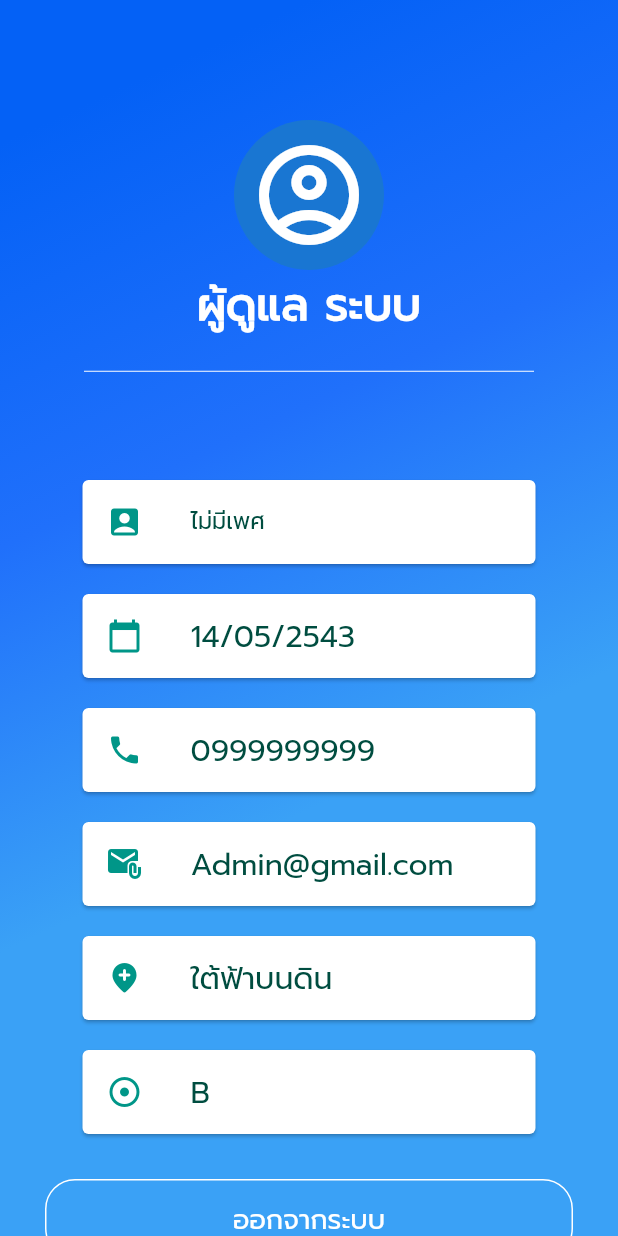
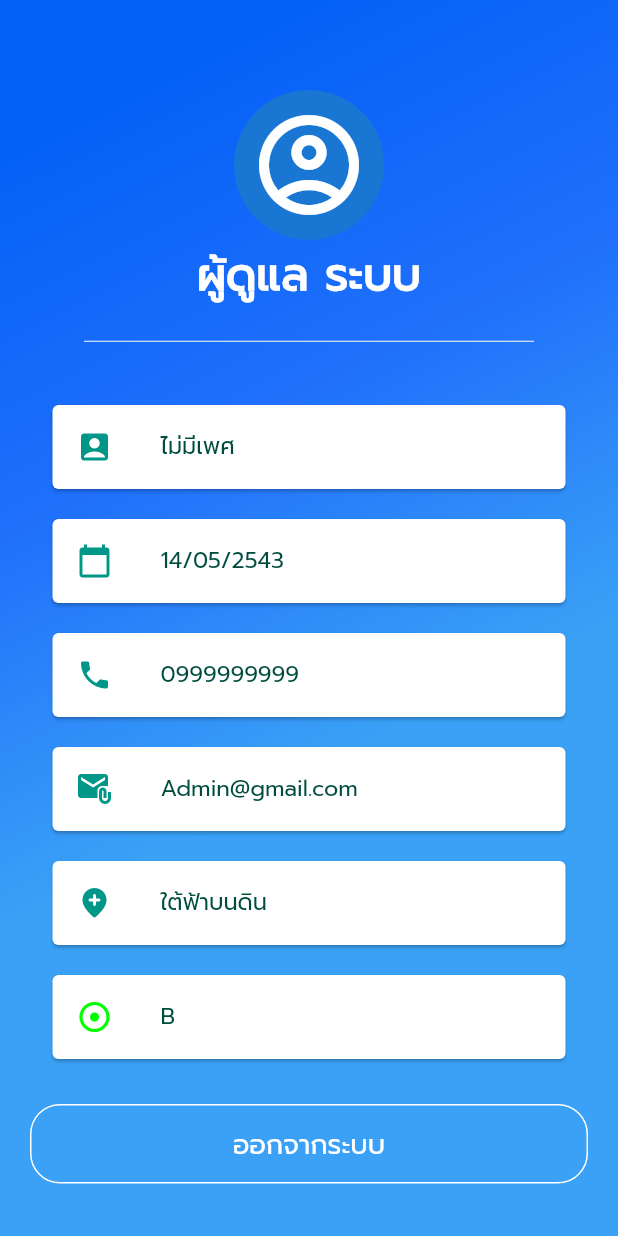
Before and after one commit to boat85/ProjectHSP1_01, a Flutter app: the mainMenu screen opened by its route, after a tap on "โปรไฟล์", on a phone screen of 412 x 824 dp. Run offline on Flutter 3.47's test engine with Material 2 defaults, Android fonts, the phone set to English and light mode, and no system bars; our stand-ins replace dio, dropdown_textfield; network calls fail.

Commit message:
save 011 24-11-22

```diff
--- a/projecthsp/lib/Screens/menu/mainmenu.dart
+++ b/projecthsp/lib/Screens/menu/mainmenu.dart
@@ -111,7 +111,7 @@ class _mainMenuState extends State<mainMenu> {
                             side: const BorderSide(color: Colors.white),
                             borderRadius: BorderRadius.circular(50)),
                         child: const Text(
-                          "ประวัติ",
+                          "ข้อมูลส่วนตัว",
                           style: TextStyle(
                               fontSize: 20,
                               color: Colors.white,
--- a/projecthsp/lib/Screens/profile/profile.dart
+++ b/projecthsp/lib/Screens/profile/profile.dart
@@ -16,8 +16,15 @@ class _profileScrennState extends State<profileScrenn> {
   List<Users> usersdata = [];
   List<String> test = ["01"];
 
+  //dio
+  // void setUserData() async {
+  //   usersdata = await UsersProvider().getDataUser();
+  //   setState(() {});
+  // }
+
+//http
   void setUserData() async {
-    usersdata = await UsersProvider().getDataUser();
+    usersdata = (await UsersProvider().getDataUser()) as List<Users>;
     setState(() {});
   }
 
@@ -57,7 +64,7 @@ class _profileScrennState extends State<profileScrenn> {
                           height: 30,
                         ),
                         Padding(
-                          padding: const EdgeInsets.symmetric(vertical: 30),
+                          padding: const EdgeInsets.symmetric(vertical: 10),
                           child: Column(
                             children: const [
                               CircleAvatar(
@@ -90,12 +97,12 @@ class _profileScrennState extends State<profileScrenn> {
                         Container(
                           child: SingleChildScrollView(
                             child: Padding(
-                              padding: const EdgeInsets.all(30.0),
+                              padding: const EdgeInsets.all(20.0),
                               child: Column(children: [
                                 //sex
                                 Card(
                                   margin: const EdgeInsets.symmetric(
-                                      vertical: 10.0, horizontal: 25.0),
+                                      vertical: 10.0, horizontal: 15.0),
                                   child: ListTile(
                                     leading: const Icon(
                                       Icons.account_box,
@@ -113,7 +120,7 @@ class _profileScrennState extends State<profileScrenn> {
                                 // birthday
                                 Card(
                                   margin: const EdgeInsets.symmetric(
-                                      vertical: 10.0, horizontal: 25.0),
+                                      vertical: 10.0, horizontal: 15.0),
                                   child: ListTile(
                                     leading: const Icon(
                                       Icons.calendar_today,
@@ -123,7 +130,7 @@ class _profileScrennState extends State<profileScrenn> {
                                       '14/05/2543',
                                       style: TextStyle(
                                           // fontFamily: 'SourceSansPro',
-                                          fontSize: 20,
+                                          fontSize: 15,
                                           color: Colors.teal.shade900),
                                     ),
                                   ),
@@ -132,7 +139,7 @@ class _profileScrennState extends State<profileScrenn> {
                                 //tel
                                 Card(
                                   margin: const EdgeInsets.symmetric(
-                                      vertical: 10.0, horizontal: 25.0),
+                                      vertical: 10.0, horizontal: 15.0),
                                   child: ListTile(
                                     leading: const Icon(
                                       Icons.phone,
@@ -142,7 +149,7 @@ class _profileScrennState extends State<profileScrenn> {
                                       '0999999999',
                                       style: TextStyle(
                                           // fontFamily: 'SourceSansPro',
-                                          fontSize: 20,
+                                          fontSize: 15,
                                           color: Colors.teal.shade900),
                                     ),
                                   ),
@@ -151,7 +158,7 @@ class _profileScrennState extends State<profileScrenn> {
                                 // email
                                 Card(
                                   margin: const EdgeInsets.symmetric(
-                                      vertical: 10.0, horizontal: 25.0),
+                                      vertical: 10.0, horizontal: 15.0),
                                   child: ListTile(
                                     leading: const Icon(
                                       Icons.attach_email,
@@ -160,7 +167,7 @@ class _profileScrennState extends State<profileScrenn> {
                                     title: Text(
                                       'Admin@gmail.com',
                                       style: TextStyle(
-                                          fontSize: 20,
+                                          fontSize: 15,
                                           color: Colors.teal.shade900),
                                     ),
                                   ),
@@ -168,7 +175,7 @@ class _profileScrennState extends State<profileScrenn> {
                                 // address
                                 Card(
                                   margin: const EdgeInsets.symmetric(
-                                      vertical: 10.0, horizontal: 25.0),
+                                      vertical: 10.0, horizontal: 15.0),
                                   child: ListTile(
                                     leading: const Icon(
                                       Icons.add_location_rounded,
@@ -178,7 +185,7 @@ class _profileScrennState extends State<profileScrenn> {
                                       'ใต้ฟ้าบนดิน',
                                       style: TextStyle(
                                           // fontFamily: 'SourceSansPro',
-                                          fontSize: 20,
+                                          fontSize: 15,
                                           color: Colors.teal.shade900),
                                     ),
                                   ),
@@ -188,17 +195,17 @@ class _profileScrennState extends State<profileScrenn> {
 
                                 Card(
                                   margin: const EdgeInsets.symmetric(
-                                      vertical: 10.0, horizontal: 25.0),
+                                      vertical: 10, horizontal: 15.0),
                                   child: ListTile(
                                     leading: const Icon(
                                       Icons.adjust_outlined,
-                                      color: Colors.teal,
+                                      color: Color.fromARGB(255, 0, 255, 0),
                                     ),
                                     title: Text(
                                       'B',
                                       style: TextStyle(
                                           // fontFamily: 'SourceSansPro',
-                                          fontSize: 20,
+                                          fontSize: 15,
                                           color: Colors.teal.shade900),
                                     ),
                                   ),
--- a/projecthsp/lib/providers/usersProviders.dart
+++ b/projecthsp/lib/providers/usersProviders.dart
@@ -5,23 +5,33 @@ import 'package:flutter/cupertino.dart';
 
 import '../models/userModel.dart';
 
+import 'package:http/http.dart' as http;
+
 class UsersProvider {
   // Get Data AllUser
 
   String host = "127.0.0.1:8000";
 
-  Future<List<Users>> getDataUser() async {
-    String url = "http://${host}/getUsers/";
-    String url1 = "http://127.0.0.1:8000/getUsers/";
-    Response response = await Dio().get(url1);
-    return (response.data as List).map((e) => Users.fromJson(e)).toList();
-  }
+  // Future<List<Users>> getDataUser() async {
+  //   String url = "http://${host}/getUsers/";
+  //   String url1 = "http://127.0.0.1:8000/getUsers/";
+  //   Response response = await Dio().get(url1);
+  //   return (response.data as List).map((e) => Users.fromJson(e)).toList();
+  // }
 
   // Future<List<Users>> getDataUser() async {
   //   String url = "http://127.0.0.1:8000/getUsers/";
   //   Response response = await Dio().get(url);
   //   return (response.data as List).map((e) => Users.fromJson(e)).toList();
   // }
+
+  Future<Users> getDataUser() async {
+    print("test register");
+    final url = Uri.parse("http://127.0.0.1:8000/getUsers/");
+    var response = (await http.get(url));
+    // body: jsonEncode(user.toJson()))) as Response;
+    return Users.fromJson(jsonDecode(response.body));
+  }
 
   Future<Users> getDataUserLogin(String username, String password) async {
     print("0.1");
@@ -62,12 +72,12 @@ class UsersProvider {
     return Users.fromJson(response.data);
   }
 
-  Future<Users> updateUserd(String fname, String lname, String id) async {
-    final url = "http://127.0.0.1:8000/getUsers/${id}/update";
-    Response response =
-        await Dio().put(url, data: {'fname': fname, 'lname': lname});
-    return Users.fromJson(response.data);
-  }
+  // Future<Users> updateUserd(String fname, String lname, String id) async {
+  //   final url = "http://127.0.0.1:8000/getUsers/${id}/update";
+  //   Response response =
+  //       await Dio().put(url, data: {'fname': fname, 'lname': lname});
+  //   return Users.fromJson(response.data);
+  // }
 
   Future userdeleted(dynamic id) async {
     final url = "http://127.0.0.1:8000/getUsers/${id}/delete";
--- a/projecthsp/pubspec.yaml
+++ b/projecthsp/pubspec.yaml
@@ -39,6 +39,7 @@ dependencies:
   flutter_launcher_icons: ^0.10.0
   intl: ^0.17.0
   dropdown_textfield: ^1.0.7
+  http: ^0.13.5
 
 
 flutter_icons:
```
Also changed, not shown: projecthsp/lib/Screens/Users/showAllUser.dart (+8 -1 lines), projecthsp/lib/Screens/login/BMIregister.dart (+62 -57 lines), projecthsp/lib/Screens/login/register.dart (+70 -50 lines), projecthsp/lib/models/BMIModel.dart (added, +47 -0 lines), projecthsp/lib/models/CongenitalDModel.dart (added, +39 -0 lines), projecthsp/lib/models/PressureModel.dart (added, +35 -0 lines), projecthsp/lib/providers/BMIProviders.dart (added, +36 -0 lines), projecthsp/lib/providers/CongenitalDProviders.dart (added, +33 -0 lines), projecthsp/lib/providers/PressureProviders.dart (added, +32 -0 lines), projecthsp/pubspec.lock.
